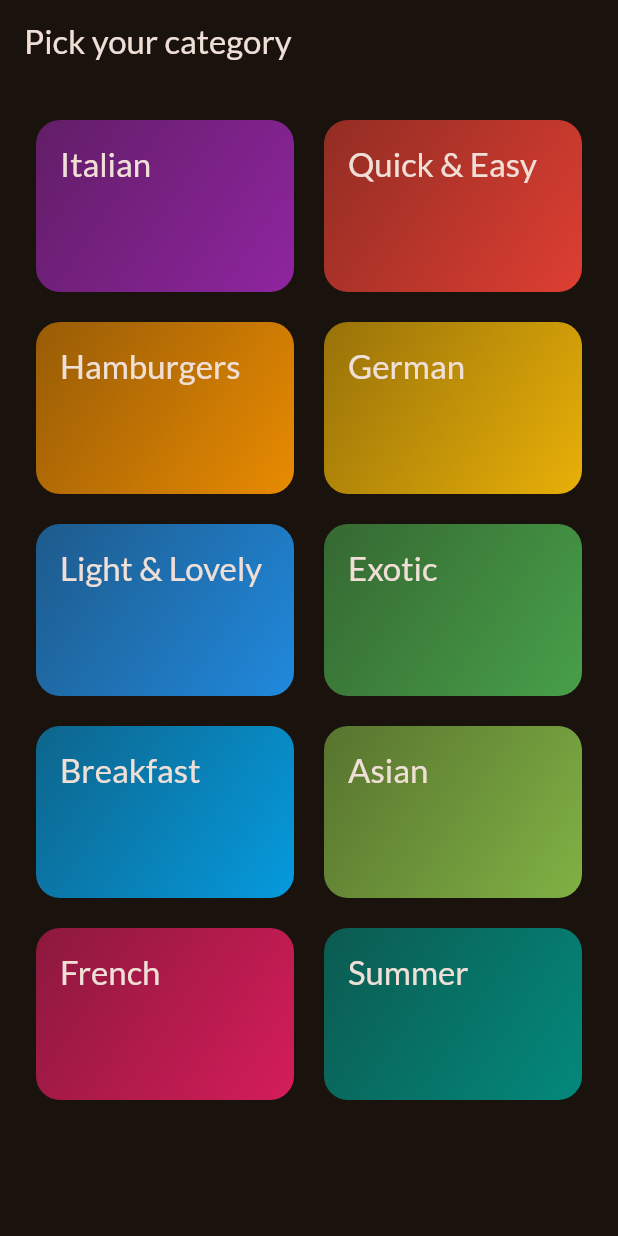
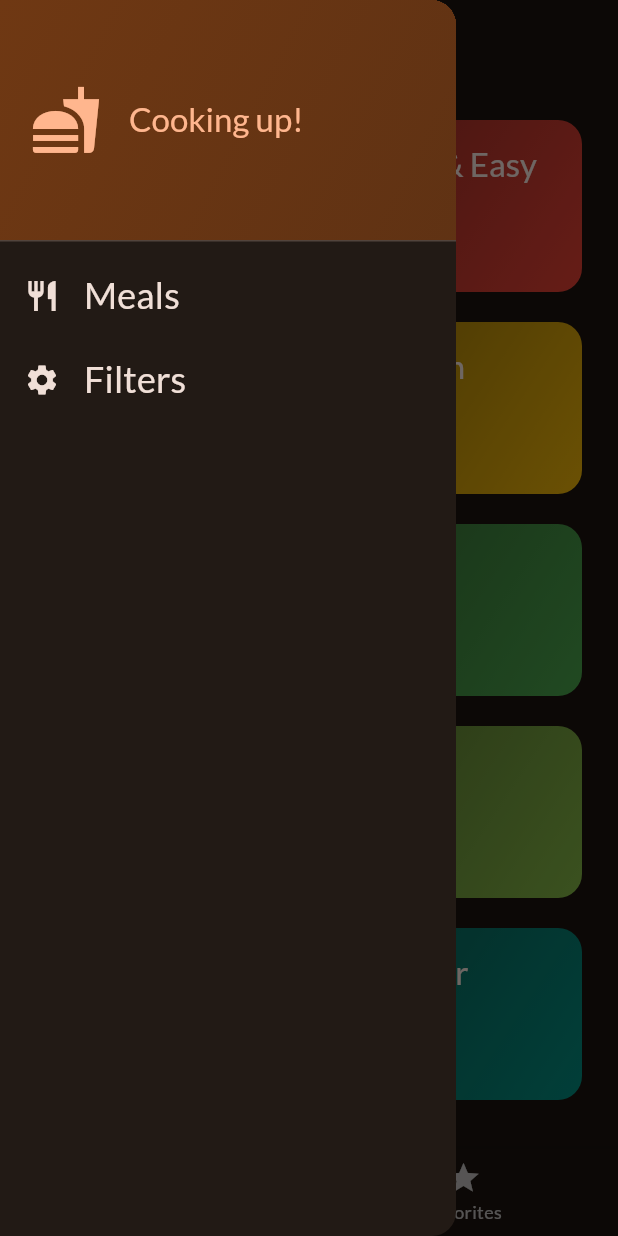
Before and after one commit to tatianex/flutter_udemy, a Flutter app: the screen it shows after launch, with the side drawer open (before the commit the screen has no drawer), on a phone screen of 412 x 824 dp. Run offline on Flutter 3.47's test engine with Material 3 defaults, Android fonts, the phone set to English and light mode, and no system bars; our stand-ins replace google_fonts, transparent_image.

Commit message:
fineshed filters

```diff
--- a/meals/lib/main.dart
+++ b/meals/lib/main.dart
@@ -1,6 +1,6 @@
 import 'package:flutter/material.dart';
 import 'package:google_fonts/google_fonts.dart';
-import 'package:meals/screens/categories.dart';
+import 'package:meals/screens/tabs.dart';
 
 final theme = ThemeData(
   useMaterial3: true,
@@ -22,7 +22,7 @@
   Widget build(BuildContext context) {
     return MaterialApp(
       theme: theme,
-      home: const CategoriesScreen(),
+      home: const TabsScreen(),
     );
   }
 }
--- a/meals/lib/screens/categories.dart
+++ b/meals/lib/screens/categories.dart
@@ -1,14 +1,22 @@
 import 'package:flutter/material.dart';
 import 'package:meals/data/dummy_data.dart';
 import 'package:meals/model/category.dart';
+import 'package:meals/model/meal.dart';
 import 'package:meals/screens/meals.dart';
 import 'package:meals/widgets/category_grid_item.dart';
 
 class CategoriesScreen extends StatelessWidget {
-  const CategoriesScreen({super.key});
+  const CategoriesScreen({
+    required this.onToggleFavorite,
+    required this.availableMeals,
+    super.key,
+  });
+
+  final void Function(Meal meal) onToggleFavorite;
+  final List<Meal> availableMeals;
 
   void _selectCategory(BuildContext context, Category category) {
-    final filteredMeals = dummyMeals
+    final filteredMeals = availableMeals
         .where((meal) => meal.categories.contains(category.id))
         .toList();
 
@@ -19,6 +27,7 @@
         builder: (ctx) => MealsScreen(
           title: category.title,
           meals: filteredMeals,
+          onToggleFavorite: onToggleFavorite,
         ),
       ),
     );
@@ -26,11 +35,7 @@
 
   @override
   Widget build(BuildContext context) {
-    return Scaffold(
-      appBar: AppBar(
-        title: const Text('Pick your category'),
-      ),
-      body: GridView(
+    return GridView(
       padding: const EdgeInsets.all(24),
       gridDelegate: const SliverGridDelegateWithFixedCrossAxisCount(
         crossAxisCount: 2,
@@ -57,7 +62,6 @@
             },
           )
       ],
-      ),
     );
   }
 }
--- /dev/null
+++ b/meals/lib/screens/tabs.dart
@@ -0,0 +1,132 @@
+import 'package:flutter/material.dart';
+import 'package:meals/data/dummy_data.dart';
+import 'package:meals/model/meal.dart';
+import 'package:meals/screens/categories.dart';
+import 'package:meals/screens/filters.dart';
+import 'package:meals/screens/meals.dart';
+import 'package:meals/widgets/main_drawer.dart';
+
+const kInitialFilters = {
+  Filter.glutenFree: false,
+  Filter.lactoseFree: false,
+  Filter.vegetarian: false,
+  Filter.vegan: false,
+};
+
+class TabsScreen extends StatefulWidget {
+  const TabsScreen({super.key});
+
+  @override
+  State<TabsScreen> createState() => _TabsState();
+}
+
+class _TabsState extends State<TabsScreen> {
+  int _selectedPageIndex = 0;
+  final List<Meal> _favoriteMeals = [];
+  Map<Filter, bool> _selectedFilters = kInitialFilters;
+
+  void _showInfoMessage(String message) {
+    ScaffoldMessenger.of(context).clearSnackBars();
+    ScaffoldMessenger.of(context).showSnackBar(
+      SnackBar(
+        content: Text(message),
+      ),
+    );
+  }
+
+  void _toggleMealFavoriteStatus(Meal meal) {
+    final isExisting = _favoriteMeals.contains(meal);
+
+    if (isExisting) {
+      setState(() {
+        _favoriteMeals.remove(meal);
+        _showInfoMessage('Meal is no longer a favorite');
+      });
+    } else {
+      setState(() {
+        _favoriteMeals.add(meal);
+        _showInfoMessage('Marked as a favorite!');
+      });
+    }
+  }
+
+  void _selectPage(int index) {
+    setState(() {
+      _selectedPageIndex = index;
+    });
+  }
+
+  void _setScreen(String identifier) async {
+    Navigator.of(context).pop();
+    if (identifier == 'filters') {
+      final result = await Navigator.of(context).push<Map<Filter, bool>>(
+        // Navigator.of(context).pushReplacement(
+        MaterialPageRoute(
+          builder: (ctx) => FiltersScreen(
+            currentFilters: _selectedFilters,
+          ),
+        ),
+      );
+
+      setState(() {
+        // ?? - means if the result is null then use this other value
+        _selectedFilters = result ?? kInitialFilters;
+      });
+    }
+  }
+
+  @override
+  Widget build(BuildContext context) {
+    final availableMeals = dummyMeals.where((meal) {
+      if (_selectedFilters[Filter.glutenFree]! && !meal.isGlutenFree) {
+        return false;
+      }
+      if (_selectedFilters[Filter.lactoseFree]! && !meal.isLactoseFree) {
+        return false;
+      }
+      if (_selectedFilters[Filter.vegetarian]! && !meal.isVegetarian) {
+        return false;
+      }
+      if (_selectedFilters[Filter.vegan]! && !meal.isVegan) {
+        return false;
+      }
+      return true;
+    }).toList();
+
+    Widget activePage = CategoriesScreen(
+      onToggleFavorite: _toggleMealFavoriteStatus,
+      availableMeals: availableMeals,
+    );
+    var activePageTitle = 'Categories';
+
+    if (_selectedPageIndex == 1) {
+      activePage = MealsScreen(
+        meals: _favoriteMeals,
+        onToggleFavorite: _toggleMealFavoriteStatus,
+      );
+      activePageTitle = 'Your Favorites';
+    }
+
+    return Scaffold(
+      appBar: AppBar(
+        title: Text(activePageTitle),
+      ),
+      drawer: MainDrawer(onSelectScreen: _setScreen),
+      body: activePage,
+      bottomNavigationBar: BottomNavigationBar(
+        onTap: _selectPage,
+        currentIndex: _selectedPageIndex,
+        items: const [
+          BottomNavigationBarItem(
+            icon: Icon(Icons.set_meal),
+            label: 'Categories',
+          ),
+          BottomNavigationBarItem(
+            icon: Icon(Icons.star),
+            label: 'Favorites',
+          ),
+        ],
+      ),
+    );
+  }
+}
--- /dev/null
+++ b/meals/lib/widgets/main_drawer.dart
@@ -0,0 +1,83 @@
+import 'package:flutter/material.dart';
+
+class MainDrawer extends StatelessWidget {
+  const MainDrawer({required this.onSelectScreen, super.key});
+
+  final void Function(String identifier) onSelectScreen;
+
+  @override
+  Widget build(BuildContext context) {
+    return Drawer(
+      child: Column(
+        children: [
+          DrawerHeader(
+            padding: const EdgeInsets.all(20),
+            decoration: BoxDecoration(
+              gradient: LinearGradient(
+                colors: [
+                  Theme.of(context).colorScheme.primaryContainer,
+                  Theme.of(context)
+                      .colorScheme
+                      .primaryContainer
+                      .withOpacity(0.8),
+                ],
+                begin: Alignment.topLeft,
+                end: Alignment.bottomRight,
+              ),
+            ),
+            child: Row(
+              children: [
+                Icon(
+                  Icons.fastfood,
+                  size: 48,
+                  color: Theme.of(context).colorScheme.primary,
+                ),
+                const SizedBox(width: 18),
+                Text(
+                  'Cooking up!',
+                  style: Theme.of(context).textTheme.titleLarge!.copyWith(
+                        color: Theme.of(context).colorScheme.primary,
+                      ),
+                ),
+              ],
+            ),
+          ),
+          ListTile(
+            leading: Icon(
+              Icons.restaurant,
+              size: 24,
+              color: Theme.of(context).colorScheme.onSurface,
+            ),
+            title: Text(
+              'Meals',
+              style: Theme.of(context).textTheme.titleSmall!.copyWith(
+                    color: Theme.of(context).colorScheme.onSurface,
+                    fontSize: 24,
+                  ),
+            ),
+            onTap: () {
+              onSelectScreen('meals');
+            },
+          ),
+          ListTile(
+            leading: Icon(
+              Icons.settings,
+              size: 24,
+              color: Theme.of(context).colorScheme.onSurface,
+            ),
+            title: Text(
+              'Filters',
+              style: Theme.of(context).textTheme.titleSmall!.copyWith(
+                    color: Theme.of(context).colorScheme.onSurface,
+                    fontSize: 24,
+                  ),
+            ),
+            onTap: () {
+              onSelectScreen('filters');
+            },
+          ),
+        ],
+      ),
+    );
+  }
+}
```
Also changed, not shown: meals/lib/screens/filters.dart (added, +172 -0 lines), meals/lib/screens/meal_details.dart (+10 -0 lines), meals/lib/screens/meals.dart (+13 -4 lines). Lines whose indentation alone changed are shown as unchanged.
